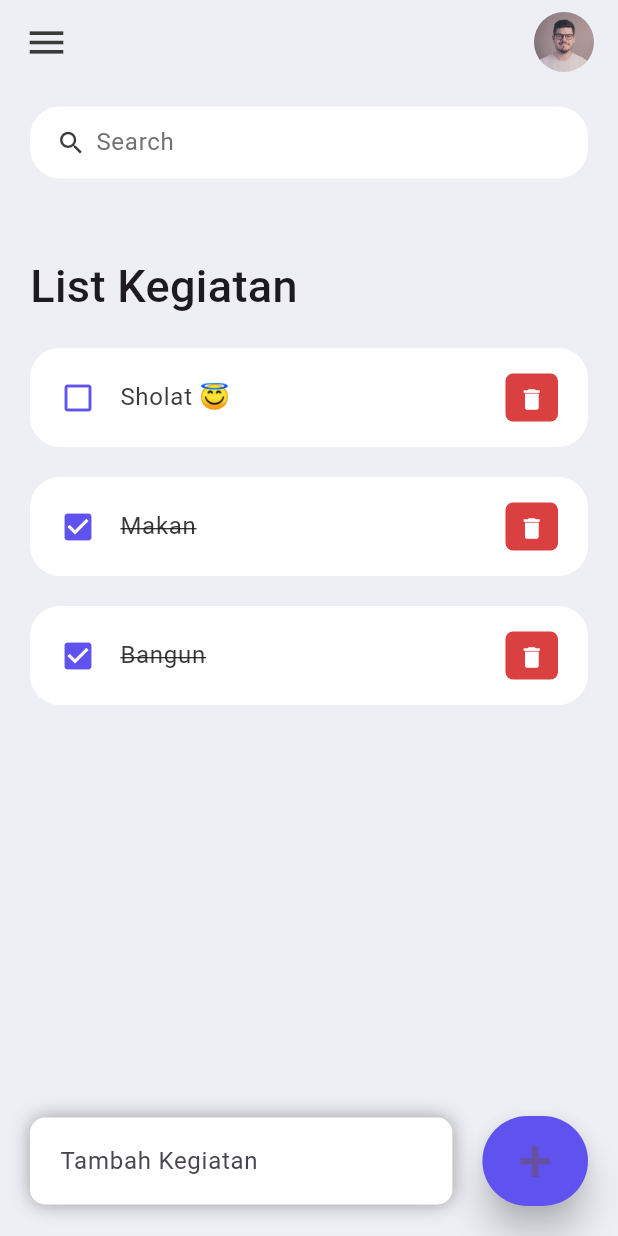
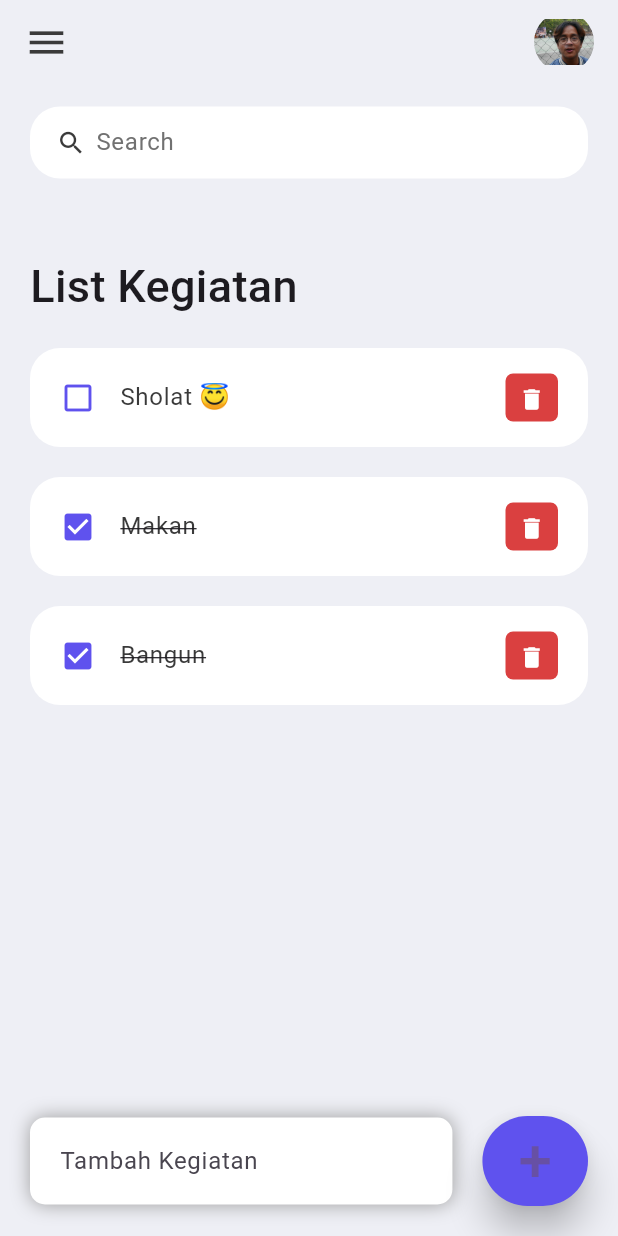
Before and after one commit to HanerdID/Tugas-eksplorasi-pbp, a Flutter app: the screen it shows after launch, on a phone screen of 412 x 824 dp. Run offline on Flutter 3.47's test engine with Material 3 defaults, Android fonts, the phone set to English and light mode, and no system bars.

Commit message:
commit ketiga

```diff
--- a/lib/screens/home.dart
+++ b/lib/screens/home.dart
@@ -210,7 +210,7 @@ class _HomeState extends State<Home> {
           width: 40,
           child: ClipRRect(
             borderRadius: BorderRadius.circular(20),
-            child: Image.asset('assets/images/avatar.jpeg'),
+            child: Image.asset('assets/images/satria.jpeg'),
           ),
         ),
       ]),
```
Also changed, not shown: assets/images/satria.jpeg (added), display.png (added), flutter-todo-iphone.png (deleted), 2 other files.
